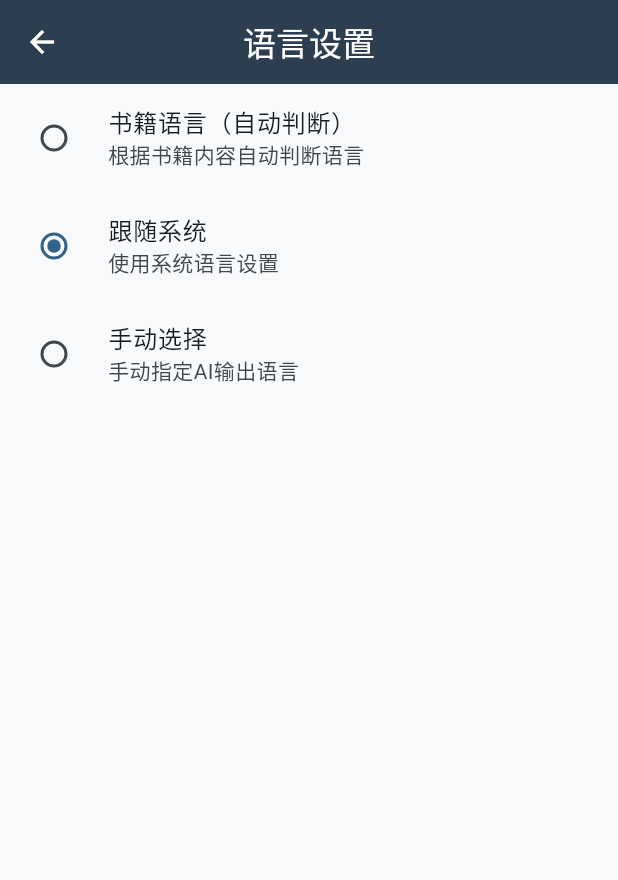
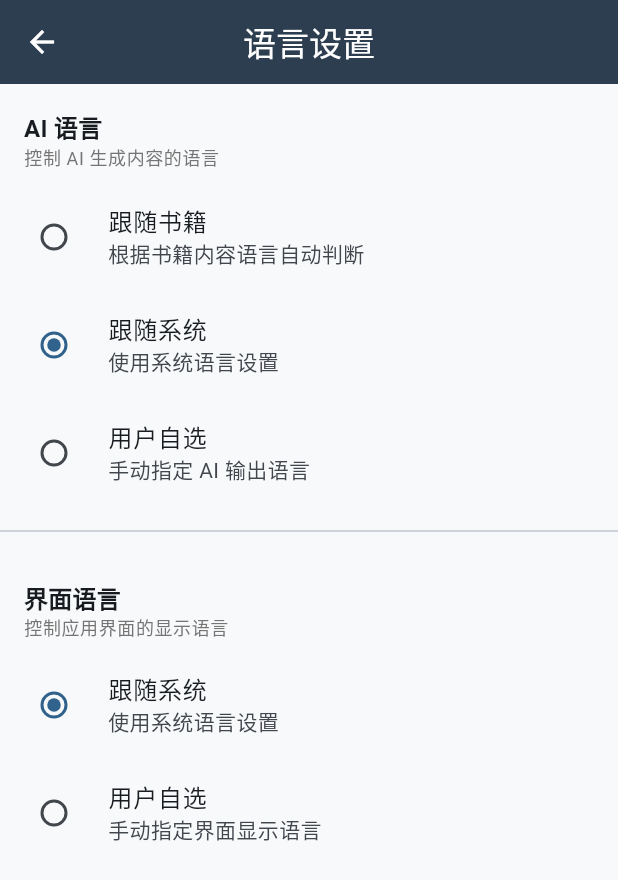
Before and after one commit to jjzhang2000/zhidu, a Flutter app: the SettingsScreen screen opened directly, after a tap on "语言设置", on a phone screen of 412 x 824 dp. Shown: the top 880 px of the screen. Run offline on Flutter 3.47's test engine with Material 3 defaults, Android fonts, the light colour scheme and no system bars; our stand-ins replace file_picker, flutter_html; missing offline and left inert: epub_plus, markdown, pdfrx.

Commit message:
feat: split language settings into AI language and UI language
- Add aiLanguageMode field: 'book' (follow book), 'system' (follow system), 'manual' (user selected)
- Add uiLanguageMode field: 'system' (follow system), 'manual' (user selected)
- Add aiOutputLanguage field for manual AI language selection
- Add uiLanguage field for manual UI language selection
- Redesign LanguageSettingsScreen with two independent sections
- Update settings page to display AI language status
- Deprecate old manualLanguage field

```diff
--- a/lib/models/app_settings.dart
+++ b/lib/models/app_settings.dart
@@ -220,47 +220,65 @@ class StorageSettings {
 /// 功能：语言设置数据模型
 ///
 /// 主要用途：
-/// - 配置AI输出语言偏好
-/// - 配置界面语言（未来扩展）
+/// - 配置 AI 输出语言偏好（跟随书籍/跟随系统/用户自选）
+/// - 配置界面语言偏好（跟随系统/用户自选）
 class LanguageSettings {
-  /// AI输出语言
-  /// 可选值：'zh'（中文）、'en'（英文）、'auto'（自动检测）
+  /// AI 输出语言模式
+  /// 可选值：'book'（跟随书籍）、'system'（跟随系统）、'manual'（用户自选）
+  final String aiLanguageMode;
+
+  /// AI 输出语言（当 aiLanguageMode 为'manual'时使用）
+  /// 可选值：'zh'（中文）、'en'（英文）、'ja'（日文）等
   final String aiOutputLanguage;
 
-  /// 手动设置的语言（覆盖系统语言）
-  /// null表示使用系统语言
-  final String? manualLanguage;
+  /// 界面语言模式
+  /// 可选值：'system'（跟随系统）、'manual'（用户自选）
+  final String uiLanguageMode;
+
+  /// 界面语言（当 uiLanguageMode 为'manual'时使用）
+  /// 可选值：'zh'（中文）、'en'（英文）、'ja'（日文）等
+  final String uiLanguage;
 
   /// 构造函数
   LanguageSettings({
+    this.aiLanguageMode = 'system',
     this.aiOutputLanguage = 'zh',
-    this.manualLanguage,
+    this.uiLanguageMode = 'system',
+    this.uiLanguage = 'zh',
   });
 
   /// 创建副本
   LanguageSettings copyWith({
+    String? aiLanguageMode,
     String? aiOutputLanguage,
-    String? manualLanguage,
+    String? uiLanguageMode,
+    String? uiLanguage,
   }) {
     return LanguageSettings(
+      aiLanguageMode: aiLanguageMode ?? this.aiLanguageMode,
       aiOutputLanguage: aiOutputLanguage ?? this.aiOutputLanguage,
-      manualLanguage: manualLanguage ?? this.manualLanguage,
+      uiLanguageMode: uiLanguageMode ?? this.uiLanguageMode,
+      uiLanguage: uiLanguage ?? this.uiLanguage,
     );
   }
 
-  /// 序列化为JSON
+  /// 序列化为 JSON
   Map<String, dynamic> toJson() {
     return {
+      'aiLanguageMode': aiLanguageMode,
       'aiOutputLanguage': aiOutputLanguage,
-      'manualLanguage': manualLanguage,
+      'uiLanguageMode': uiLanguageMode,
+      'uiLanguage': uiLanguage,
     };
   }
 
-  /// 从JSON反序列化
+  /// 从 JSON 反序列化
   factory LanguageSettings.fromJson(Map<String, dynamic> json) {
     return LanguageSettings(
+      aiLanguageMode: json['aiLanguageMode'] ?? 'system',
       aiOutputLanguage: json['aiOutputLanguage'] ?? 'zh',
-      manualLanguage: json['manualLanguage'],
+      uiLanguageMode: json['uiLanguageMode'] ?? 'system',
+      uiLanguage: json['uiLanguage'] ?? 'zh',
     );
   }
 }
--- a/lib/screens/language_settings_screen.dart
+++ b/lib/screens/language_settings_screen.dart
@@ -1,11 +1,9 @@
 /// 语言设置页面
 ///
-/// 提供AI输出语言偏好设置功能：
-/// - 书籍语言（自动判断）：根据书籍内容自动判断语言
-/// - 跟随系统：使用系统语言设置
-/// - 手动选择：手动指定语言
+/// 提供 AI 输出语言和界面语言的独立设置功能：
+/// - AI 语言：跟随书籍、跟随系统、用户自选
+/// - 界面语言：跟随系统、用户自选
 ///
-/// 当选择"手动选择"时，显示语言下拉菜单
 /// 设置即时保存到本地文件
 
 import 'package:flutter/material.dart';
@@ -27,15 +25,21 @@ class _LanguageSettingsScreenState extends State<LanguageSettingsScreen> {
   /// 设置服务实例
   final _settingsService = SettingsService();
 
-  /// 语言选项定义
-  static const _languageOptions = [
-    ('auto_book', '书籍语言（自动判断）', '根据书籍内容自动判断语言'),
+  /// AI 语言模式选项
+  static const _aiLanguageModes = [
+    ('book', '跟随书籍', '根据书籍内容语言自动判断'),
     ('system', '跟随系统', '使用系统语言设置'),
-    ('manual', '手动选择', '手动指定AI输出语言'),
+    ('manual', '用户自选', '手动指定 AI 输出语言'),
   ];
 
-  /// 手动语言选项定义
-  static const _manualLanguages = [
+  /// 界面语言模式选项
+  static const _uiLanguageModes = [
+    ('system', '跟随系统', '使用系统语言设置'),
+    ('manual', '用户自选', '手动指定界面显示语言'),
+  ];
+
+  /// 手动语言选项
+  static const _languages = [
     ('zh', '简体中文'),
     ('en', 'English'),
     ('ja', '日本語'),
@@ -52,31 +56,77 @@ class _LanguageSettingsScreenState extends State<LanguageSettingsScreen> {
         listenable: _settingsService.languageSettings,
         builder: (context, _) {
           final currentSettings = _settingsService.languageSettings.value;
-          final currentMode = _getCurrentMode(currentSettings);
 
           return ListView(
             children: [
-              // 语言模式选项
-              ..._languageOptions.map((option) {
-                return RadioListTile<String>(
-                  value: option.$1,
-                  groupValue: currentMode,
+              // AI 语言设置部分
+              _buildSection(
+                title: 'AI 语言',
+                subtitle: '控制 AI 生成内容的语言',
+                children: [
+                  ..._aiLanguageModes.map((mode) {
+                    return RadioListTile<String>(
+                      value: mode.$1,
+                      groupValue: currentSettings.aiLanguageMode,
+                      onChanged: (value) {
+                        if (value != null) {
+                          _updateAiLanguageMode(value);
+                        }
+                      },
+                      title: Text(mode.$2),
+                      subtitle: Text(mode.$3),
+                      activeColor: Theme.of(context).colorScheme.primary,
+                    );
+                  }),
+                ],
+              ),
+
+              // AI 语言手动选择时的语言下拉菜单
+              if (currentSettings.aiLanguageMode == 'manual')
+                _buildLanguageSelector(
+                  title: '选择 AI 输出语言',
+                  value: currentSettings.aiOutputLanguage,
                   onChanged: (value) {
                     if (value != null) {
-                      _updateLanguageMode(value);
+                      _updateAiOutputLanguage(value);
                     }
                   },
-                  title: Text(option.$2),
-                  subtitle: Text(option.$3),
-                  activeColor: Theme.of(context).colorScheme.primary,
-                );
-              }),
+                ),
 
-              // 手动选择时的语言下拉菜单
-              if (currentMode == 'manual')
-                Padding(
-                  padding: const EdgeInsets.symmetric(horizontal: 16.0),
-                  child: _buildManualLanguageDropdown(currentSettings),
+              const Divider(height: 32),
+
+              // 界面语言设置部分
+              _buildSection(
+                title: '界面语言',
+                subtitle: '控制应用界面的显示语言',
+                children: [
+                  ..._uiLanguageModes.map((mode) {
+                    return RadioListTile<String>(
+                      value: mode.$1,
+                      groupValue: currentSettings.uiLanguageMode,
+                      onChanged: (value) {
+                        if (value != null) {
+                          _updateUiLanguageMode(value);
+                        }
+                      },
+                      title: Text(mode.$2),
+                      subtitle: Text(mode.$3),
+                      activeColor: Theme.of(context).colorScheme.primary,
+                    );
+                  }),
+                ],
+              ),
+
+              // 界面语言手动选择时的语言下拉菜单
+              if (currentSettings.uiLanguageMode == 'manual')
+                _buildLanguageSelector(
+                  title: '选择界面语言',
+                  value: currentSettings.uiLanguage,
+                  onChanged: (value) {
+                    if (value != null) {
+                      _updateUiLanguage(value);
+                    }
+                  },
                 ),
             ],
           );
@@ -85,49 +135,101 @@ class _LanguageSettingsScreenState extends State<LanguageSettingsScreen> {
     );
   }
 
-  /// 获取当前语言模式
-  ///
-  /// 根据设置中的 aiOutputLanguage 和 manualLanguage 推断当前模式
-  String _getCurrentMode(LanguageSettings settings) {
-    final aiLang = settings.aiOutputLanguage;
-    final manualLang = settings.manualLanguage;
-
-    if (aiLang == 'auto_book') {
-      return 'auto_book';
-    } else if (manualLang == null) {
-      return 'system';
-    } else {
-      return 'manual';
-    }
+  /// 构建设置分组
+  Widget _buildSection({
+    required String title,
+    required String subtitle,
+    required List<Widget> children,
+  }) {
+    return Column(
+      crossAxisAlignment: CrossAxisAlignment.start,
+      children: [
+        Padding(
+          padding: const EdgeInsets.fromLTRB(16, 16, 16, 8),
+          child: Column(
+            crossAxisAlignment: CrossAxisAlignment.start,
+            children: [
+              Text(
+                title,
+                style: Theme.of(context).textTheme.titleMedium?.copyWith(
+                      fontWeight: FontWeight.bold,
+                    ),
+              ),
+              Text(
+                subtitle,
+                style: Theme.of(context).textTheme.bodySmall?.copyWith(
+                      color: Colors.grey[600],
+                    ),
+              ),
+            ],
+          ),
+        ),
+        ...children,
+      ],
+    );
   }
 
-  /// 更新语言模式
-  ///
-  /// 参数：
-  /// - mode: 目标模式 ('auto_book' | 'system' | 'manual')
-  Future<void> _updateLanguageMode(String mode) async {
+  /// 构建语言选择器
+  Widget _buildLanguageSelector({
+    required String title,
+    required String value,
+    required ValueChanged<String?> onChanged,
+  }) {
+    return Padding(
+      padding: const EdgeInsets.symmetric(horizontal: 16.0, vertical: 8.0),
+      child: Card(
+        child: Padding(
+          padding: const EdgeInsets.all(16.0),
+          child: Column(
+            crossAxisAlignment: CrossAxisAlignment.start,
+            children: [
+              Text(
+                title,
+                style: Theme.of(context).textTheme.titleSmall,
+              ),
+              const SizedBox(height: 8.0),
+              DropdownButtonFormField<String>(
+                value: _languages.any((l) => l.$1 == value) ? value : 'zh',
+                decoration: const InputDecoration(
+                  border: OutlineInputBorder(),
+                  contentPadding:
+                      EdgeInsets.symmetric(horizontal: 12.0, vertical: 8.0),
+                ),
+                items: _languages.map((lang) {
+                  return DropdownMenuItem<String>(
+                    value: lang.$1,
+                    child: Text(lang.$2),
+                  );
+                }).toList(),
+                onChanged: onChanged,
+              ),
+            ],
+          ),
+        ),
+      ),
+    );
+  }
+
+  /// 更新 AI 语言模式
+  Future<void> _updateAiLanguageMode(String mode) async {
     LanguageSettings newSettings;
 
     switch (mode) {
-      case 'auto_book':
+      case 'book':
         newSettings = _settingsService.languageSettings.value.copyWith(
-          aiOutputLanguage: 'auto_book',
-          manualLanguage: null,
+          aiLanguageMode: 'book',
         );
         break;
       case 'system':
         newSettings = _settingsService.languageSettings.value.copyWith(
-          aiOutputLanguage: 'zh',
-          manualLanguage: null,
+          aiLanguageMode: 'system',
         );
         break;
       case 'manual':
-        // 默认选择简体中文
-        final currentManual =
-            _settingsService.languageSettings.value.manualLanguage;
         newSettings = _settingsService.languageSettings.value.copyWith(
-          aiOutputLanguage: currentManual ?? 'zh',
-          manualLanguage: currentManual ?? 'zh',
+          aiLanguageMode: 'manual',
+          aiOutputLanguage:
+              _settingsService.languageSettings.value.aiOutputLanguage,
         );
         break;
       default:
@@ -137,55 +239,41 @@ class _LanguageSettingsScreenState extends State<LanguageSettingsScreen> {
     await _settingsService.updateLanguageSettings(newSettings);
   }
 
-  /// 构建手动语言选择下拉菜单
-  Widget _buildManualLanguageDropdown(LanguageSettings settings) {
-    final currentManualLang = settings.manualLanguage ?? 'zh';
-
-    return Card(
-      margin: const EdgeInsets.only(top: 8.0, bottom: 16.0),
-      child: Padding(
-        padding: const EdgeInsets.all(16.0),
-        child: Column(
-          crossAxisAlignment: CrossAxisAlignment.start,
-          children: [
-            Text(
-              '选择语言',
-              style: Theme.of(context).textTheme.titleSmall,
-            ),
-            const SizedBox(height: 8.0),
-            DropdownButtonFormField<String>(
-              value: currentManualLang,
-              decoration: const InputDecoration(
-                border: OutlineInputBorder(),
-                contentPadding:
-                    EdgeInsets.symmetric(horizontal: 12.0, vertical: 8.0),
-              ),
-              items: _manualLanguages.map((lang) {
-                return DropdownMenuItem<String>(
-                  value: lang.$1,
-                  child: Text(lang.$2),
-                );
-              }).toList(),
-              onChanged: (value) {
-                if (value != null) {
-                  _updateManualLanguage(value);
-                }
-              },
-            ),
-          ],
-        ),
-      ),
+  /// 更新 AI 输出语言
+  Future<void> _updateAiOutputLanguage(String language) async {
+    final newSettings = _settingsService.languageSettings.value.copyWith(
+      aiOutputLanguage: language,
     );
+    await _settingsService.updateLanguageSettings(newSettings);
   }
 
-  /// 更新手动选择的语言
-  ///
-  /// 参数：
-  /// - language: 目标语言 ('zh' | 'en' | 'ja')
-  Future<void> _updateManualLanguage(String language) async {
+  /// 更新界面语言模式
+  Future<void> _updateUiLanguageMode(String mode) async {
+    LanguageSettings newSettings;
+
+    switch (mode) {
+      case 'system':
+        newSettings = _settingsService.languageSettings.value.copyWith(
+          uiLanguageMode: 'system',
+        );
+        break;
+      case 'manual':
+        newSettings = _settingsService.languageSettings.value.copyWith(
+          uiLanguageMode: 'manual',
+          uiLanguage: _settingsService.languageSettings.value.uiLanguage,
+        );
+        break;
+      default:
+        return;
+    }
+
+    await _settingsService.updateLanguageSettings(newSettings);
+  }
+
+  /// 更新界面语言
+  Future<void> _updateUiLanguage(String language) async {
     final newSettings = _settingsService.languageSettings.value.copyWith(
-      aiOutputLanguage: language,
-      manualLanguage: language,
+      uiLanguage: language,
     );
     await _settingsService.updateLanguageSettings(newSettings);
   }
--- a/lib/screens/settings_screen.dart
+++ b/lib/screens/settings_screen.dart
@@ -202,16 +202,27 @@ class _SettingsScreenState extends State<SettingsScreen> {
 
   /// 获取语言状态显示文本
   String _getLanguageStatus() {
-    final lang = SettingsService().settings.languageSettings.aiOutputLanguage;
-    switch (lang) {
-      case 'zh':
-        return '中文';
-      case 'en':
-        return '英文';
-      case 'auto':
-        return '自动';
+    final settings = SettingsService().settings.languageSettings;
+    // 显示 AI 语言模式
+    switch (settings.aiLanguageMode) {
+      case 'book':
+        return 'AI: 跟随书籍';
+      case 'system':
+        return 'AI: 跟随系统';
+      case 'manual':
+        final lang = settings.aiOutputLanguage;
+        switch (lang) {
+          case 'zh':
+            return 'AI: 简体中文';
+          case 'en':
+            return 'AI: English';
+          case 'ja':
+            return 'AI: 日本語';
+          default:
+            return 'AI: 简体中文';
+        }
       default:
-        return '中文';
+        return 'AI: 跟随系统';
     }
   }
 
```
